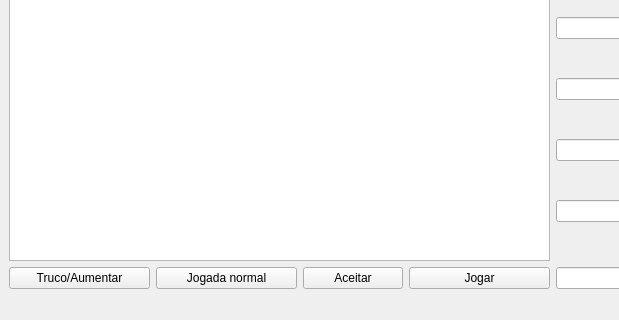
Above: Truco/QtProject/Truco/jogo.ui from gianricardo/prog3 before the change; both pictures show x 0 to 619 and y 269 to 589 of the 765 by 589 pixel window. Below: the same form after it.
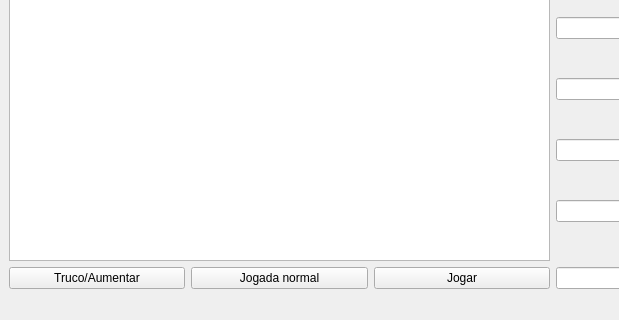
That is the form after the change.

```diff
--- a/Truco/QtProject/Truco/jogo.ui
+++ b/Truco/QtProject/Truco/jogo.ui
@@ -296,25 +296,6 @@
         </property>
        </widget>
       </item>
-      <item>
-       <widget class="QPushButton" name="pushButton">
-        <property name="sizePolicy">
-         <sizepolicy hsizetype="Expanding" vsizetype="Fixed">
-          <horstretch>0</horstretch>
-          <verstretch>0</verstretch>
-         </sizepolicy>
-        </property>
-        <property name="maximumSize">
-         <size>
-          <width>100</width>
-          <height>16777215</height>
-         </size>
-        </property>
-        <property name="text">
-         <string>Aceitar</string>
-        </property>
-       </widget>
-      </item>
       <item>
        <widget class="QPushButton" name="pushButton_3">
         <property name="maximumSize">
```
